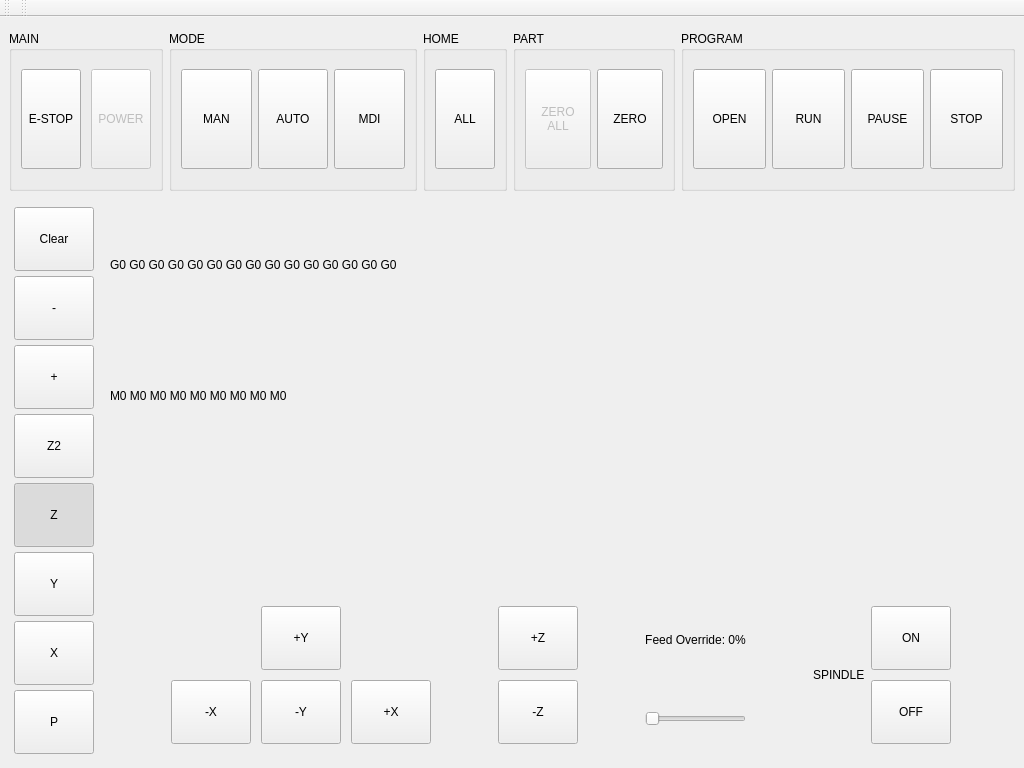
First picture: the form in tnc/ui/window.ui, repository kcjengr/turbonc, before the edit.
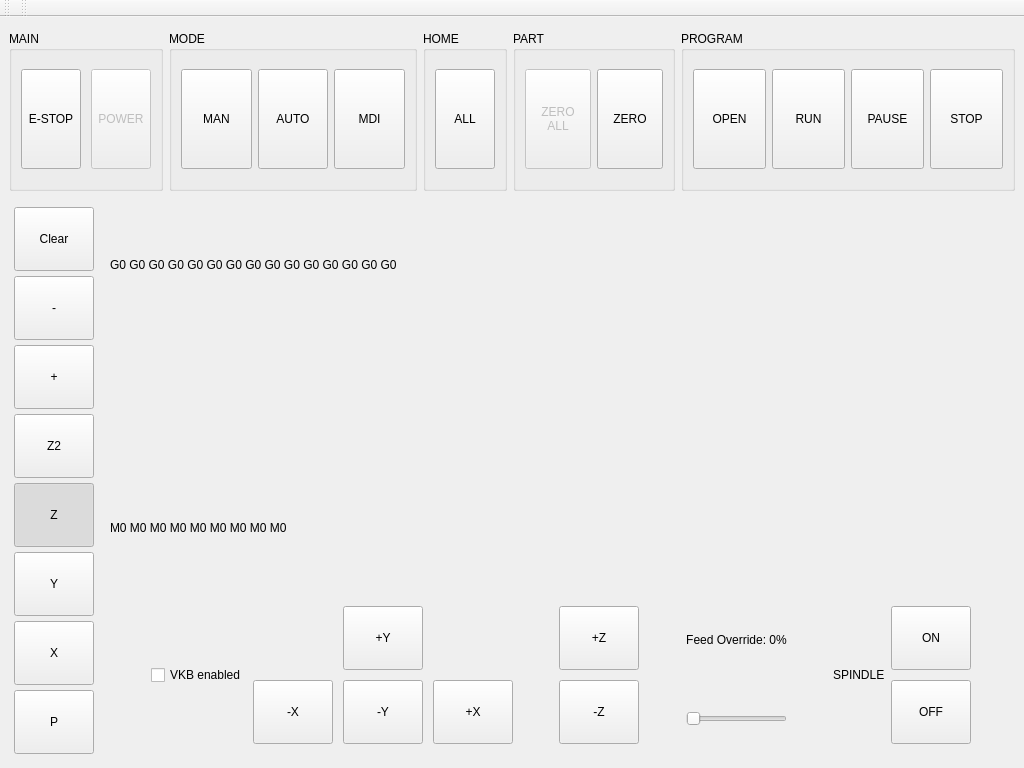
Second picture: the form after the edit. Icons and pictures are not drawn. Custom widgets are drawn as their Qt base class.

Commit message: VKB Checkbox

Patch:
```diff
--- a/tnc/ui/window.ui
+++ b/tnc/ui/window.ui
@@ -694,19 +694,6 @@
             </property>
            </widget>
           </item>
-          <item>
-           <widget class="StatusLabel" name="statuslabel_14">
-            <property name="text">
-             <string>M0 M0 M0 M0 M0 M0 M0 M0 M0</string>
-            </property>
-            <property name="rules" stdset="0">
-             <string>[{&quot;channels&quot;: [{&quot;trigger&quot;: true, &quot;type&quot;: &quot;str&quot;, &quot;url&quot;: &quot;status:mcodes?text&quot;}], &quot;property&quot;: &quot;Text&quot;, &quot;expression&quot;: &quot;ch[0]&quot;, &quot;name&quot;: &quot;Active Mcodes&quot;}]</string>
-            </property>
-            <property name="statusItem" stdset="0">
-             <string/>
-            </property>
-           </widget>
-          </item>
           <item>
            <widget class="VTKBackPlot" name="vtk">
             <property name="backgroundColor" stdset="0">
@@ -728,6 +715,19 @@
             </property>
            </widget>
           </item>
+          <item>
+           <widget class="StatusLabel" name="statuslabel_14">
+            <property name="text">
+             <string>M0 M0 M0 M0 M0 M0 M0 M0 M0</string>
+            </property>
+            <property name="rules" stdset="0">
+             <string>[{&quot;channels&quot;: [{&quot;trigger&quot;: true, &quot;type&quot;: &quot;str&quot;, &quot;url&quot;: &quot;status:mcodes?text&quot;}], &quot;property&quot;: &quot;Text&quot;, &quot;expression&quot;: &quot;ch[0]&quot;, &quot;name&quot;: &quot;Active Mcodes&quot;}]</string>
+            </property>
+            <property name="statusItem" stdset="0">
+             <string/>
+            </property>
+           </widget>
+          </item>
           <item>
            <layout class="QHBoxLayout" name="horizontalLayout_4">
             <property name="topMargin">
@@ -749,6 +749,16 @@
               </property>
              </spacer>
             </item>
+            <item>
+             <widget class="VCPSettingsCheckBox" name="settings_checkbox">
+              <property name="text">
+               <string>VKB enabled</string>
+              </property>
+              <property name="settingName" stdset="0">
+               <string>virtual-keyboard.enable</string>
+              </property>
+             </widget>
+            </item>
             <item>
              <layout class="QGridLayout" name="gridLayout">
               <property name="spacing">
@@ -1405,6 +1415,11 @@
    <extends>QWidget</extends>
    <header>qtpyvcp.widgets.display_widgets.vtk_backplot.vtk_backplot</header>
   </customwidget>
+  <customwidget>
+   <class>VCPSettingsCheckBox</class>
+   <extends>QCheckBox</extends>
+   <header>qtpyvcp.widgets.input_widgets.setting_slider</header>
+  </customwidget>
   <customwidget>
    <class>ActionButton</class>
    <extends>QPushButton</extends>
```
The commit also changes 1 other file.
